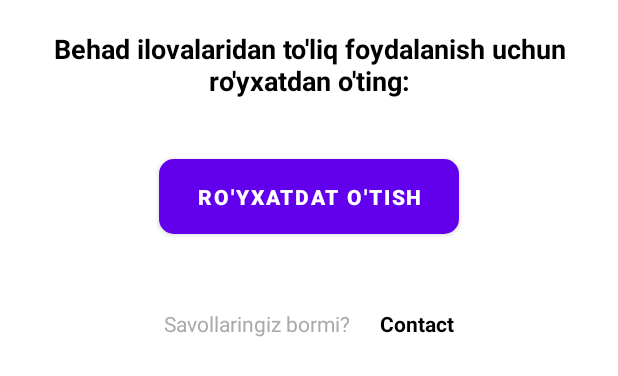
After one commit to mannonov/Behad-Management, an Android app: the layout sign_up_layout.xml on its own in the app's theme, with its tools: preview values and no code run, on a phone screen of 412 x 824 dp. The commit adds this screen. Shown: the top 376 px of the screen. Run offline under Robolectric (Android 15) with nearby library versions, the phone set to English and light mode, and no system bars.

Commit message:
auth part finished

```diff
--- a/auth/build.gradle
+++ b/auth/build.gradle
@@ -44,6 +44,8 @@ dependencies {
     implementation 'com.squareup.retrofit2:converter-gson:2.9.0'
     implementation 'com.jakewharton.retrofit:retrofit2-kotlin-coroutines-adapter:0.9.2'
     implementation 'com.jakewharton.retrofit:retrofit2-kotlin-coroutines-experimental-adapter:1.0.0'
+    implementation 'com.google.android.material:material:1.8.0'
+    implementation 'androidx.browser:browser:1.5.0'
     debugImplementation "com.github.chuckerteam.chucker:library:3.5.2"
     implementation 'com.squareup.okhttp3:logging-interceptor:4.10.0'
     implementation("androidx.room:room-runtime:2.5.0")
--- a/auth/src/main/java/com/behad/auth/auth/network/AuthCallBack.kt
+++ b/auth/src/main/java/com/behad/auth/auth/network/AuthCallBack.kt
@@ -10,7 +10,7 @@ interface AuthCallBack {
 
     fun onSuccess(user: User)
 
-    fun onNotFoundUser(notFoundException: NotFoundException)
+    fun onUserNotFound(notFoundException: NotFoundException)
 
     fun onBackendError(e: BackendErrorException)
 
--- /dev/null
+++ b/auth/src/main/res/drawable/button_shape.xml
@@ -0,0 +1,6 @@
+<?xml version="1.0" encoding="utf-8"?>
+<shape xmlns:android="http://schemas.android.com/apk/res/android"
+    android:shape="rectangle">
+    <corners android:radius="10dp" />
+    <solid android:color="@android:color/darker_gray" />
+</shape>
--- /dev/null
+++ b/auth/src/main/res/layout/sign_up_layout.xml
@@ -0,0 +1,66 @@
+<LinearLayout xmlns:android="http://schemas.android.com/apk/res/android"
+    android:layout_width="match_parent"
+    android:layout_height="wrap_content"
+    android:background="@android:color/white"
+    android:orientation="vertical"
+    android:id="@+id/container"
+    android:paddingStart="20dp"
+    android:paddingTop="20dp"
+    android:paddingEnd="20dp"
+    android:paddingBottom="20dp">
+
+
+    <TextView
+        android:id="@+id/tv_title"
+        android:layout_width="match_parent"
+        android:layout_height="wrap_content"
+        android:gravity="center"
+        android:text="Behad ilovalaridan to'liq foydalanish uchun ro'yxatdan o'ting:"
+        android:textColor="@android:color/black"
+        android:textSize="18sp"
+        android:textStyle="bold" />
+
+
+    <Button
+        android:id="@+id/btn_sign_up"
+        android:layout_width="200dp"
+        android:layout_height="50dp"
+        android:layout_gravity="center"
+        android:layout_marginTop="40dp"
+        android:background="@drawable/button_shape"
+        android:paddingHorizontal="20dp"
+        android:text="Ro'yxatdat o'tish"
+        android:textColor="@android:color/white"
+        android:textStyle="bold" />
+
+    <LinearLayout
+        android:layout_width="match_parent"
+        android:layout_height="wrap_content"
+        android:layout_marginTop="50dp"
+        android:layout_marginBottom="20dp"
+        android:gravity="center"
+        android:orientation="horizontal">
+
+        <TextView
+            android:id="@+id/tv_any_question"
+            android:layout_width="wrap_content"
+            android:layout_height="wrap_content"
+            android:text="Savollaringiz bormi?"
+            android:layout_marginEnd="10dp"
+            android:textColor="@android:color/darker_gray"
+            android:textSize="14sp" />
+
+        <TextView
+            android:id="@+id/tv_contact"
+            android:layout_width="wrap_content"
+            android:layout_marginStart="10dp"
+            android:layout_height="wrap_content"
+            android:text="@string/contact"
+            android:textColor="@android:color/black"
+            android:textSize="14sp"
+            android:textStyle="bold" />
+
+
+    </LinearLayout>
+
+</LinearLayout>
--- /dev/null
+++ b/auth/src/main/res/values/strings.xml
@@ -0,0 +1,4 @@
+<?xml version="1.0" encoding="utf-8"?>
+<resources>
+    <string name="contact">Contact</string>
+</resources>
```
Also changed, not shown: app/src/main/java/com/behad/behadmanagment/MainActivity.kt (+24 -7 lines), auth/src/main/java/com/behad/auth/BehadUserManager.kt (+17 -1 lines), auth/src/main/java/com/behad/auth/auth/ui/SignUpBottomSheetDialog.kt (added, +223 -0 lines), auth/src/main/res/drawable/bottomsheet_background.xml (added, +10 -0 lines), auth/src/main/res/values/styles.xml (added, +13 -0 lines).
